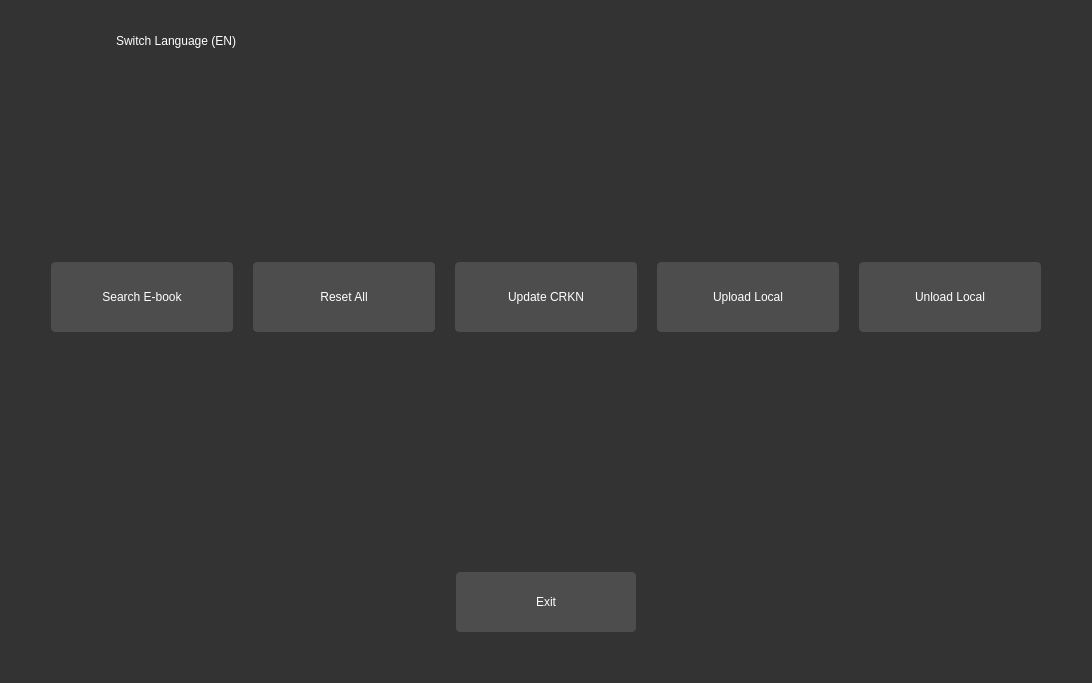
Qt form source/features/ui/homepage.ui (Teky500/Ebook-PR-Application) before a commit.
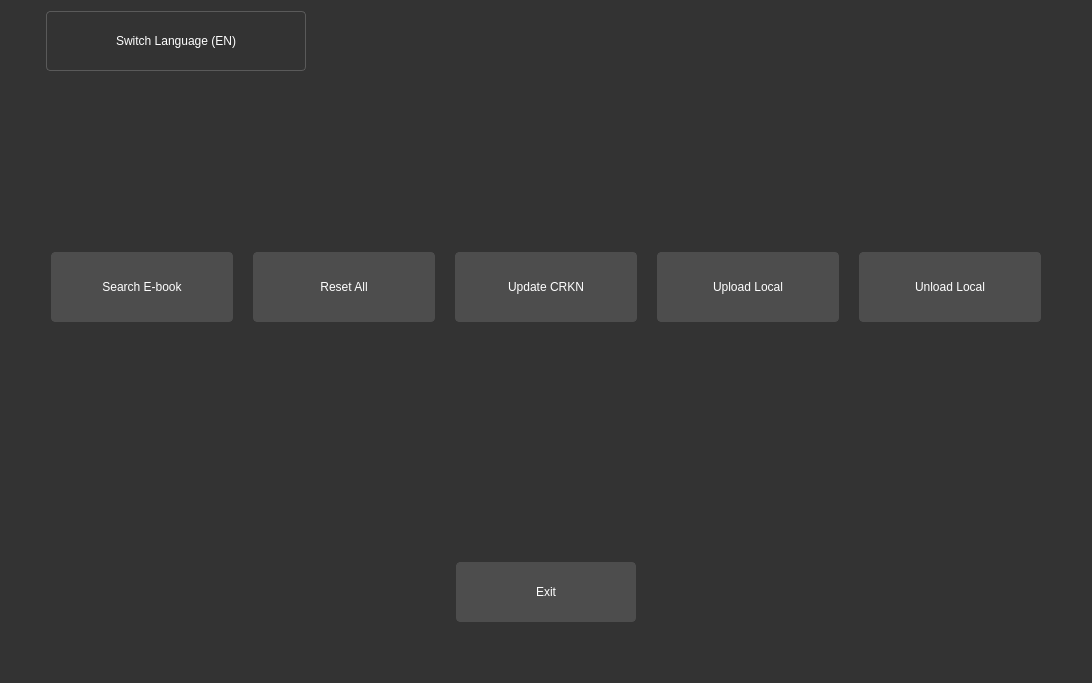
The same form after that commit.

Commit message: home page style fixes

```diff
--- a/source/features/ui/homepage.ui
+++ b/source/features/ui/homepage.ui
@@ -130,7 +130,7 @@
        <property name="styleSheet">
         <string notr="true">    QPushButton {
         background-color: #333333;
-        border: 1px solid #333333;
+        border: 1px solid #5a5a5a;
         border-radius: 4px;
         color: #ffffff;
         padding: 5px;
@@ -205,8 +205,7 @@
         <number>5</number>
        </property>
        <property name="bottomMargin">
-
-        <number>40</number>
+        <number>50</number>
        </property>
        <item>
         <layout class="QHBoxLayout" name="horizontalLayout_5">
```
Left out of the diff: 2 changed lines with no effect on the pictures.
